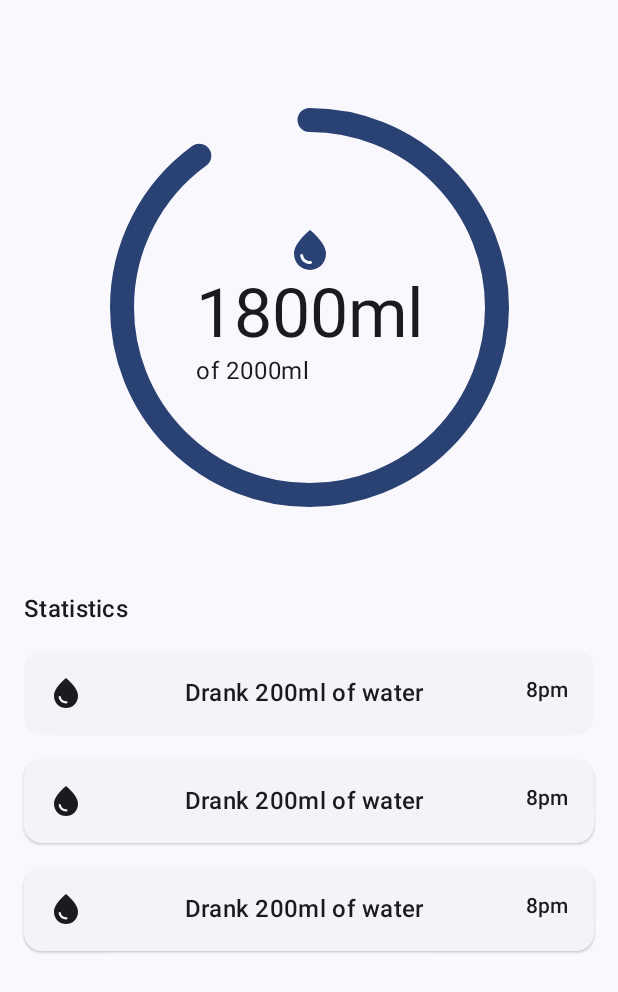
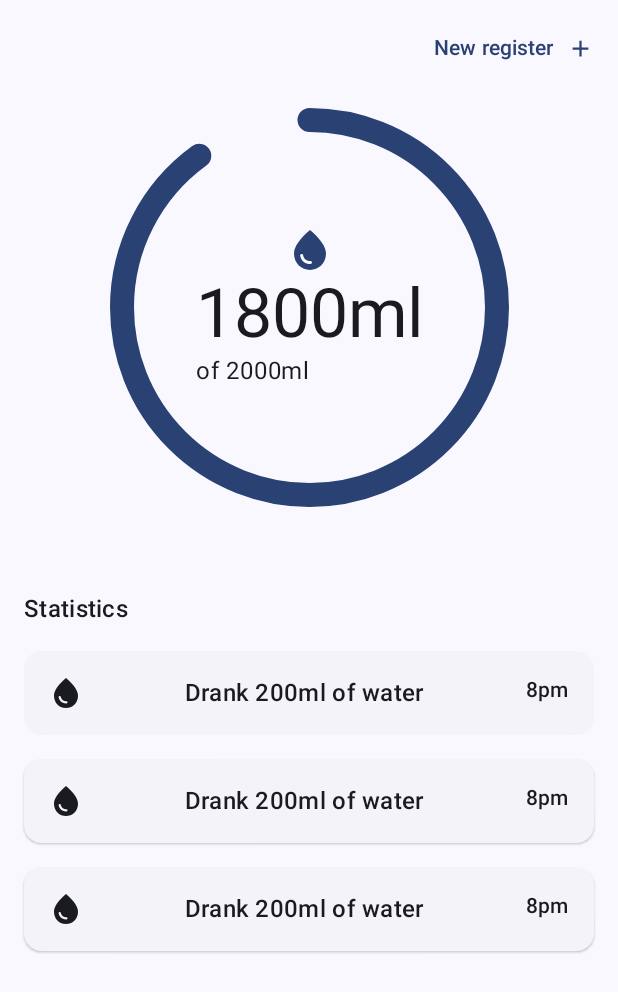
Before and after one commit to thiagocontelli/water-tracker, an Android app built with Jetpack Compose: the screen it shows after launch (MainActivity), on a phone screen of 412 x 824 dp. Shown: the top 992 px of the screen. Run offline under Robolectric (Android 15) with nearby library versions, the phone set to English and light mode, and no system bars.

Commit message:
Add bottom sheet with amount options to be added

```diff
--- a/app/build.gradle.kts
+++ b/app/build.gradle.kts
@@ -5,7 +5,7 @@ plugins {
 
 android {
     namespace = "com.thiagocontelli.watertracker"
-    compileSdk = 33
+    compileSdk = 34
 
     defaultConfig {
         applicationId = "com.thiagocontelli.watertracker"
@@ -54,7 +54,7 @@ dependencies {
     implementation("androidx.core:core-ktx:1.9.0")
     implementation("androidx.lifecycle:lifecycle-runtime-ktx:2.6.1")
     implementation("androidx.activity:activity-compose:1.7.2")
-    implementation(platform("androidx.compose:compose-bom:2023.03.00"))
+    implementation(platform("androidx.compose:compose-bom:2023.09.00"))
     implementation("androidx.compose.ui:ui")
     implementation("androidx.compose.ui:ui-graphics")
     implementation("androidx.compose.ui:ui-tooling-preview")
--- a/app/src/main/java/com/thiagocontelli/watertracker/ui/screens/MainScreen.kt
+++ b/app/src/main/java/com/thiagocontelli/watertracker/ui/screens/MainScreen.kt
@@ -1,32 +1,86 @@
 package com.thiagocontelli.watertracker.ui.screens
 
+import androidx.compose.foundation.clickable
 import androidx.compose.foundation.layout.Arrangement
 import androidx.compose.foundation.layout.Column
 import androidx.compose.foundation.layout.Row
+import androidx.compose.foundation.layout.Spacer
 import androidx.compose.foundation.layout.fillMaxSize
 import androidx.compose.foundation.layout.fillMaxWidth
 import androidx.compose.foundation.layout.padding
+import androidx.compose.foundation.layout.size
 import androidx.compose.foundation.lazy.LazyColumn
+import androidx.compose.foundation.lazy.LazyRow
+import androidx.compose.foundation.lazy.items
+import androidx.compose.material.icons.Icons
+import androidx.compose.material.icons.filled.Add
+import androidx.compose.material3.Button
+import androidx.compose.material3.ButtonDefaults
 import androidx.compose.material3.ElevatedCard
 import androidx.compose.material3.ExperimentalMaterial3Api
 import androidx.compose.material3.Icon
 import androidx.compose.material3.MaterialTheme
+import androidx.compose.material3.ModalBottomSheet
 import androidx.compose.material3.Scaffold
 import androidx.compose.material3.Text
+import androidx.compose.material3.TextButton
 import androidx.compose.material3.TopAppBar
+import androidx.compose.material3.rememberModalBottomSheetState
 import androidx.compose.runtime.Composable
+import androidx.compose.runtime.getValue
+import androidx.compose.runtime.mutableStateOf
+import androidx.compose.runtime.remember
+import androidx.compose.runtime.setValue
 import androidx.compose.ui.Alignment
 import androidx.compose.ui.Modifier
+import androidx.compose.ui.graphics.Color
 import androidx.compose.ui.res.painterResource
 import androidx.compose.ui.tooling.preview.Preview
 import androidx.compose.ui.unit.dp
 import com.thiagocontelli.watertracker.R
 import com.thiagocontelli.watertracker.ui.components.CircularWaterProgress
 
+data class Option(
+    val id: Int,
+    val painterResourceId: Int,
+    val contentDescription: String,
+    val recipient: String,
+    val amount: Int,
+    var selected: Boolean
+)
+
 @OptIn(ExperimentalMaterial3Api::class)
 @Composable
 fun MainScreen() {
-    Scaffold(topBar = { TopAppBar(title = {}) }) { paddingValues ->
+    var showModal by remember {
+        mutableStateOf(false)
+    }
+
+    val bottomSheetState = rememberModalBottomSheetState()
+
+    var options by remember {
+        mutableStateOf(
+            listOf(
+                Option(1, R.drawable.glass_cup, "Glass of water", "Glass", 200, true),
+                Option(2, R.drawable.bottle, "Bottle of water", "Bottle", 500, false),
+                Option(3, R.drawable.gallon, "Gallon of water", "Gallon", 1000, false),
+            )
+        )
+    }
+
+    Scaffold(topBar = {
+        TopAppBar(title = {}, actions = {
+            TextButton(onClick = { showModal = true }) {
+                Text(text = "New register")
+                Spacer(Modifier.size(ButtonDefaults.IconSpacing))
+                Icon(
+                    imageVector = Icons.Default.Add,
+                    contentDescription = "Add new register",
+                    modifier = Modifier.size(ButtonDefaults.IconSize)
+                )
+            }
+        })
+    }) { paddingValues ->
         Column(Modifier.padding(paddingValues)) {
             Column(
                 Modifier.padding(16.dp),
@@ -77,6 +131,53 @@ fun MainScreen() {
         }
 
     }
+
+    if (showModal) {
+        ModalBottomSheet(
+            onDismissRequest = { showModal = false },
+            sheetState = bottomSheetState,
+        ) {
+            Column(Modifier.padding(16.dp), verticalArrangement = Arrangement.spacedBy(32.dp)) {
+                LazyRow(
+                    Modifier.fillMaxWidth(), horizontalArrangement = Arrangement.SpaceAround
+                ) {
+                    items(options) { option ->
+                        Column(horizontalAlignment = Alignment.CenterHorizontally,
+                            modifier = Modifier
+                                .clickable {
+                                    options = options.map {
+                                        if (it.id == option.id) it.copy(selected = true) else it.copy(
+                                            selected = false
+                                        )
+                                    }
+                                }
+                                .padding(8.dp),
+                            verticalArrangement = Arrangement.spacedBy(8.dp)) {
+                            Icon(
+                                painterResource(id = option.painterResourceId),
+                                contentDescription = option.contentDescription,
+                                tint = if (option.selected) MaterialTheme.colorScheme.primary else MaterialTheme.colorScheme.onBackground
+                            )
+                            Column(horizontalAlignment = Alignment.CenterHorizontally) {
+                                Text(
+                                    text = option.recipient,
+                                    color = if (option.selected) MaterialTheme.colorScheme.primary else Color.Unspecified,
+                                )
+                                Text(
+                                    text = "${option.amount}ml",
+                                    color = if (option.selected) MaterialTheme.colorScheme.primary else Color.Unspecified,
+                                )
+                            }
+                        }
+                    }
+                }
+
+                Button(onClick = { /*TODO*/ }, modifier = Modifier.fillMaxWidth()) {
+                    Text(text = "Add")
+                }
+            }
+        }
+    }
 }
 
 @Composable
--- /dev/null
+++ b/app/src/main/res/drawable/bottle.xml
@@ -0,0 +1,11 @@
+<?xml version="1.0" encoding="utf-8"?>
+<vector xmlns:android="http://schemas.android.com/apk/res/android"
+    android:width="24dp"
+    android:height="24dp"
+    android:viewportWidth="960"
+    android:viewportHeight="960"
+    android:tint="#000000">
+    <path
+        android:fillColor="@android:color/white"
+        android:pathData="M607,440L393,440Q388,452 381,463.5Q374,475 364,483L393,800Q393,800 393,800Q393,800 393,800L607,800Q607,800 607,800Q607,800 607,800L636,483Q626,474 619,463Q612,452 607,440ZM382,280L371,324Q378,332 383.5,341Q389,350 393,360L607,360Q611,350 616.5,341Q622,332 629,324L618,280L382,280ZM393,880Q362,880 339,859.5Q316,839 313,808L282,462Q281,452 285.5,443.5Q290,435 299,430L299,430Q307,425 313,418Q319,411 319,401Q319,392 315,384.5Q311,377 303,372L303,372Q293,367 288,356.5Q283,346 286,335L312,230Q315,216 326,208Q337,200 351,200L460,200L460,160L400,160L400,80L600,80L600,160L540,160L540,200L649,200Q663,200 673.5,208Q684,216 687,230L714,335Q717,346 712,356.5Q707,367 697,372L697,372Q689,376 684.5,383Q680,390 680,399Q680,410 685.5,417.5Q691,425 700,430L700,430Q709,435 714,443.5Q719,452 718,462L687,807Q684,838 661,859Q638,880 607,880L393,880ZM500,440L500,440Q500,440 500,440Q500,440 500,440L500,440Q500,440 500,440Q500,440 500,440L500,440Q500,440 500,440Q500,440 500,440L500,440Q500,440 500,440Q500,440 500,440ZM500,360L500,360L500,360Q500,360 500,360Q500,360 500,360L500,360Q500,360 500,360Q500,360 500,360L500,360Z"/>
+</vector>
--- /dev/null
+++ b/app/src/main/res/drawable/gallon.xml
@@ -0,0 +1,11 @@
+<?xml version="1.0" encoding="utf-8"?>
+<vector xmlns:android="http://schemas.android.com/apk/res/android"
+    android:width="24dp"
+    android:height="24dp"
+    android:viewportWidth="960"
+    android:viewportHeight="960"
+    android:tint="#000000">
+    <path
+        android:fillColor="@android:color/white"
+        android:pathData="M280,800L680,800Q680,800 680,800Q680,800 680,800L680,720Q680,720 680,720Q680,720 680,720L600,720L600,440L520,440L520,360L680,360Q680,360 680,360Q680,360 680,360L680,280Q680,280 680,280Q680,280 680,280L280,280Q280,280 280,280Q280,280 280,280L280,360Q280,360 280,360Q280,360 280,360L360,360L360,640L440,640L440,720L280,720Q280,720 280,720Q280,720 280,720L280,800Q280,800 280,800Q280,800 280,800ZM280,880Q247,880 223.5,856.5Q200,833 200,800L200,720Q200,687 223.5,663.5Q247,640 280,640L280,640L280,440L280,440Q247,440 223.5,416.5Q200,393 200,360L200,280Q200,247 223.5,223.5Q247,200 280,200L400,200L400,160L360,160L360,80L600,80L600,160L560,160L560,200L680,200Q713,200 736.5,223.5Q760,247 760,280L760,360Q760,393 736.5,416.5Q713,440 680,440L680,440L680,640L680,640Q713,640 736.5,663.5Q760,687 760,720L760,800Q760,833 736.5,856.5Q713,880 680,880L280,880ZM480,540Q480,540 480,540Q480,540 480,540L480,540Q480,540 480,540Q480,540 480,540L480,540L480,540L480,540L480,540L480,540Q480,540 480,540Q480,540 480,540L480,540Q480,540 480,540Q480,540 480,540L480,540Q480,540 480,540Q480,540 480,540L480,540Q480,540 480,540Q480,540 480,540L480,540L480,540L480,540L480,540L480,540Q480,540 480,540Q480,540 480,540L480,540Q480,540 480,540Q480,540 480,540L480,540Z"/>
+</vector>
--- /dev/null
+++ b/app/src/main/res/drawable/glass_cup.xml
@@ -0,0 +1,11 @@
+<?xml version="1.0" encoding="utf-8"?>
+<vector xmlns:android="http://schemas.android.com/apk/res/android"
+    android:width="24dp"
+    android:height="24dp"
+    android:viewportWidth="960"
+    android:viewportHeight="960"
+    android:tint="#000000">
+    <path
+        android:fillColor="@android:color/white"
+        android:pathData="M228,335Q279,308 333.5,294Q388,280 445,280Q475,280 504.5,284Q534,288 563,296Q613,310 639.5,315Q666,320 696,320L733,320L750,160L210,160L228,335ZM279,880Q248,880 225.5,860Q203,840 200,809L120,80L840,80L760,809Q757,840 734.5,860Q712,880 681,880L279,880Z"/>
+</vector>
```
